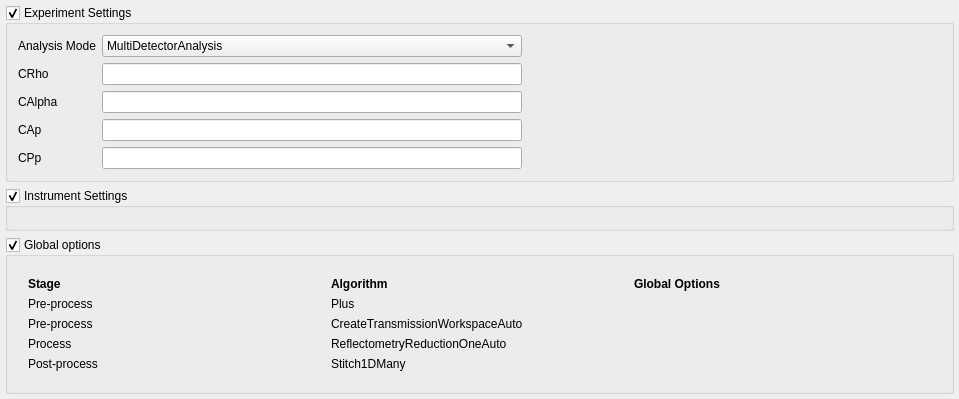
Before: the Qt Designer form MantidQt/CustomInterfaces/inc/MantidQtCustomInterfaces/Reflectometry/ReflSettingsTabWidget.ui in mantidproject/mantid, drawn with Qt 5.
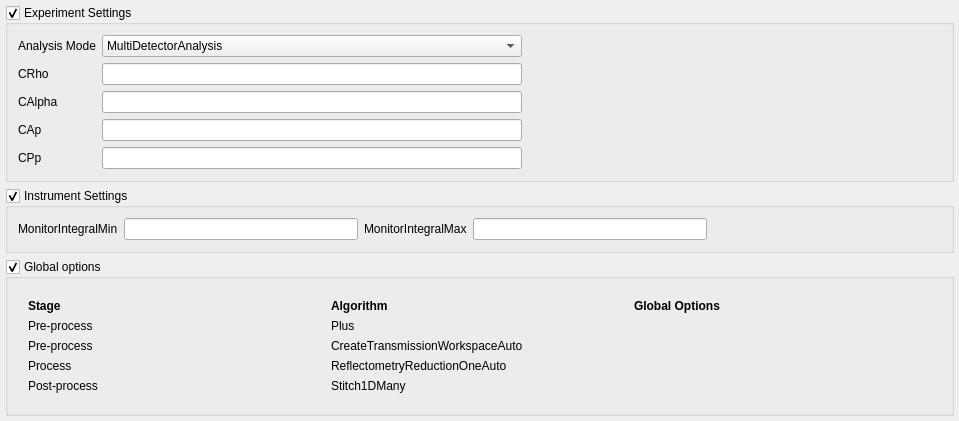
After: the same form once the commit is applied.

Commit message: Re #16983 Adding new widgets to instrument settings group

```diff
--- a/MantidQt/CustomInterfaces/inc/MantidQtCustomInterfaces/Reflectometry/ReflSettingsTabWidget.ui
+++ b/MantidQt/CustomInterfaces/inc/MantidQtCustomInterfaces/Reflectometry/ReflSettingsTabWidget.ui
@@ -118,6 +118,39 @@
             <property name="margin">
               <number>10</number>
             </property>
+            <item row="0" column="0">
+              <widget class="QLabel" name="instSettingsMonIntMinLabel">
+                <property name="text">
+                  <string>MonitorIntegralMin</string>
+                </property>
+              </widget>
+            </item>
+            <item row="0" column="1">
+              <widget class="QLineEdit" name="instSettingsMonIntMinEdit"/>
+            </item>
+            <item row="0" column="2">
+              <widget class="QLabel" name="instSettingsMonIntMaxLabel">
+                <property name="text">
+                  <string>MonitorIntegralMax</string>
+                </property>
+              </widget>
+            </item>
+            <item row="0" column="3">
+              <widget class="QLineEdit" name="instSettingsMonIntMaxEdit"/>
+            </item>
+            <item row="0" column="4">
+              <spacer name="instSettingsSpacer">
+                <property name="orientation">
+                  <enum>Qt::Horizontal</enum>
+                </property>
+                <property name="sizeHint" stdset="0">
+                  <size>
+                    <width>40</width>
+                    <height>20</height>
+                  </size>
+                </property>
+              </spacer>
+            </item>
           </layout>
         </widget>
       </item>
```
Left out of the diff: 2 changed lines with no effect on the pictures.
